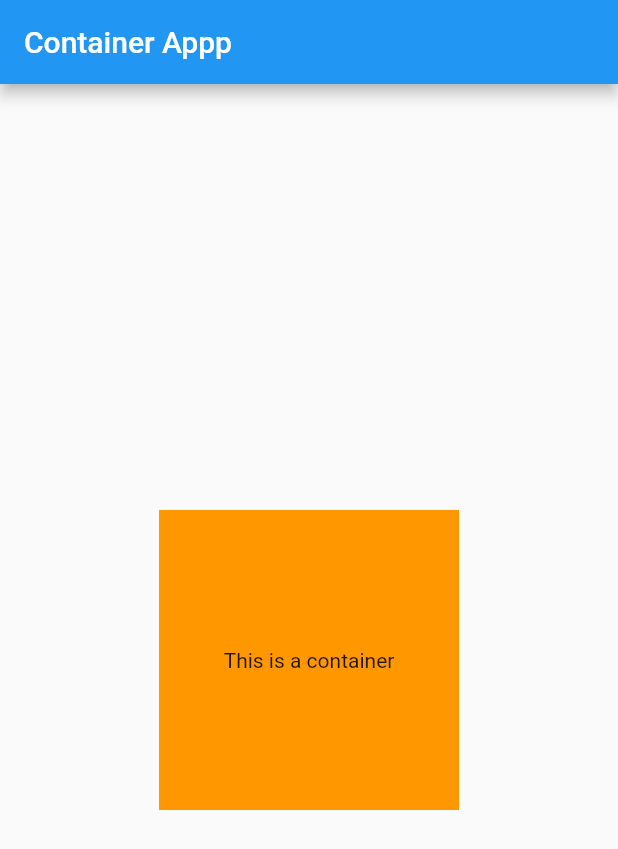
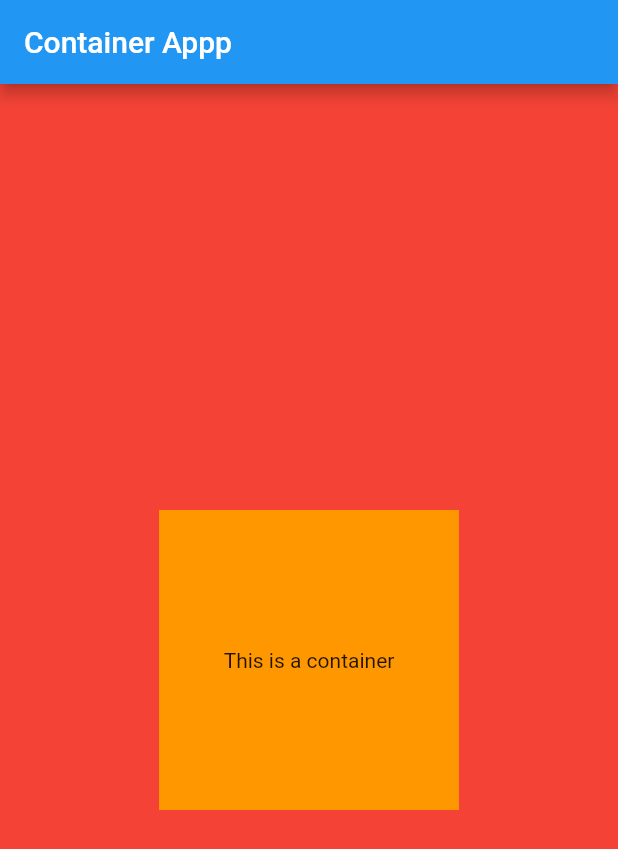
Before and after one commit to infiniteoverflow/Flutter-Examples, a Flutter app: the screen it shows after launch, on a phone screen of 412 x 824 dp. Shown: the top 849 px of the screen. Run offline on Flutter 3.47's test engine with Material 2 defaults, Android fonts, the phone set to English and light mode, and no system bars.

Commit message:
Container App

```diff
--- a/container_demo_app/lib/main.dart
+++ b/container_demo_app/lib/main.dart
@@ -8,8 +8,10 @@ class MyApp extends StatelessWidget {
   Widget build(BuildContext context) {
     // TODO: implement build
     return MaterialApp(
+      debugShowCheckedModeBanner: false,
       title: "Container App",
       home: Scaffold(
+        backgroundColor: Colors.red,
         appBar: AppBar(
           title: Text(
             "Container Appp"
```
